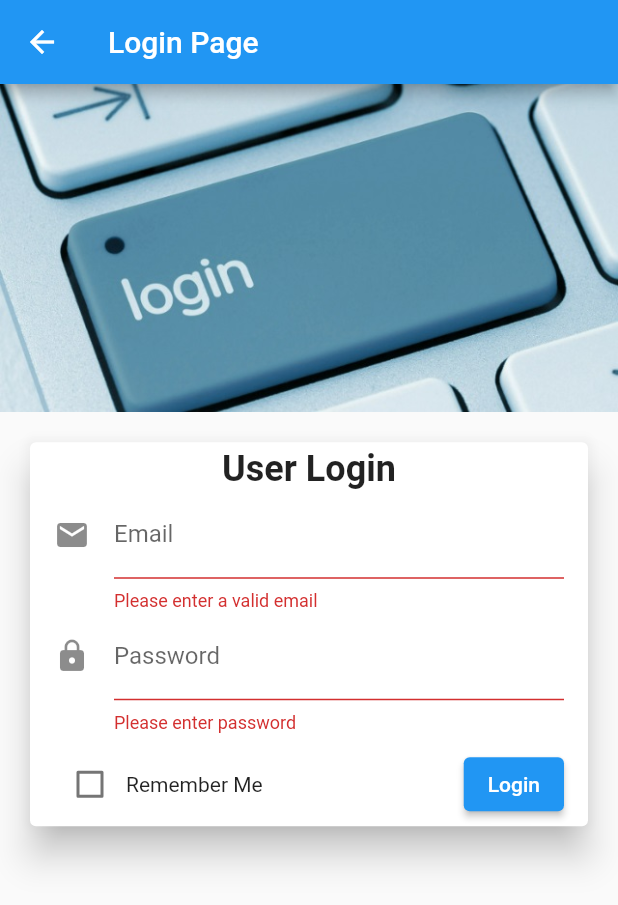
After one commit to ahmadhanis/FlutterA231, a Flutter app: the LoginPage screen opened directly, after a tap on "Login", on a phone screen of 412 x 824 dp. The commit adds this screen. Shown: the top 905 px of the screen. Run offline on Flutter 3.47's test engine with Material 2 defaults, Android fonts, the phone set to English and light mode, and no system bars; our stand-ins replace audioplayers, fluttertoast; missing offline and left inert: ndialog.

Commit message:
with server + database

```diff
--- a/bookbytes/lib/shared/myserverconfig.dart
+++ b/bookbytes/lib/shared/myserverconfig.dart
@@ -1,3 +1,3 @@
 class MyServerConfig {
-  static const String server = "http://10.19.32.32";
+  static const String server = "http://10.19.42.130";
 }
--- /dev/null
+++ b/bookbytes/lib/views/loginpage.dart
@@ -0,0 +1,132 @@
+import 'dart:convert';
+
+import 'package:bookbytes/shared/myserverconfig.dart';
+import 'package:flutter/material.dart';
+import 'package:http/http.dart' as http;
+
+class LoginPage extends StatefulWidget {
+  const LoginPage({super.key});
+
+  @override
+  State<LoginPage> createState() => _LoginPageState();
+}
+
+class _LoginPageState extends State<LoginPage> {
+  final TextEditingController _emailditingController = TextEditingController();
+  final TextEditingController _passEditingController = TextEditingController();
+  final _formKey = GlobalKey<FormState>();
+  bool _isChecked = false;
+
+  @override
+  Widget build(BuildContext context) {
+    return Scaffold(
+        appBar: AppBar(
+          title: const Text("Login Page"),
+        ),
+        body: SingleChildScrollView(
+          child: Center(
+            child: Column(children: [
+              Image.asset("assets/images/login.jpg"),
+              Container(
+                padding: const EdgeInsets.all(16),
+                child: Form(
+                  key: _formKey,
+                  child: Card(
+                    elevation: 10,
+                    child: Padding(
+                      padding: const EdgeInsets.fromLTRB(16, 4, 16, 4),
+                      child: Column(children: [
+                        const Text(
+                          "User Login",
+                          style: TextStyle(
+                              fontSize: 24, fontWeight: FontWeight.bold),
+                        ),
+                        TextFormField(
+                          controller: _emailditingController,
+                          keyboardType: TextInputType.emailAddress,
+                          decoration: const InputDecoration(
+                            labelText: 'Email',
+                            icon: Icon(Icons.email),
+                          ),
+                          validator: (val) => val!.isEmpty ||
+                                  !val.contains("@") ||
+                                  !val.contains(".")
+                              ? "Please enter a valid email"
+                              : null,
+                        ),
+                        TextFormField(
+                          controller: _passEditingController,
+                          keyboardType: TextInputType.text,
+                          obscureText: true,
+                          decoration: const InputDecoration(
+                            labelText: 'Password',
+                            icon: Icon(Icons.lock),
+                          ),
+                          validator: (val) => val!.isEmpty || (val.length < 3)
+                              ? "Please enter password"
+                              : null,
+                        ),
+                        const SizedBox(
+                          height: 10,
+                        ),
+                        Row(
+                          mainAxisAlignment: MainAxisAlignment.spaceBetween,
+                          children: [
+                            Container(
+                              child: Row(children: [
+                                Checkbox(
+                                  value: _isChecked,
+                                  onChanged: (bool? value) {
+                                    setState(() {
+                                      _isChecked = value!;
+                                    });
+                                  },
+                                ),
+                                const Text("Remember Me"),
+                              ]),
+                            ),
+                            ElevatedButton(
+                                onPressed: () {
+                                  _loginUser();
+                                },
+                                child: const Text("Login"))
+                          ],
+                        )
+                      ]),
+                    ),
+                  ),
+                ),
+              ),
+            ]),
+          ),
+        ));
+  }
+
+  void _loginUser() {
+    if (!_formKey.currentState!.validate()) {
+      return;
+    }
+    String _email = _emailditingController.text;
+    String _pass = _passEditingController.text;
+
+    http.post(
+        Uri.parse("${MyServerConfig.server}/bookbytes/php/login_user.php"),
+        body: {"email": _email, "password": _pass}).then((response) {
+      print(response.body);
+      if (response.statusCode == 200) {
+        var data = jsonDecode(response.body);
+        if (data['status'] == "success") {
+          ScaffoldMessenger.of(context).showSnackBar(const SnackBar(
+            content: Text("Login Success"),
+            backgroundColor: Colors.green,
+          ));
+        } else {
+          ScaffoldMessenger.of(context).showSnackBar(const SnackBar(
+            content: Text("Login Failed"),
+            backgroundColor: Colors.red,
+          ));
+        }
+      }
+    });
+  }
+}
```
Also changed, not shown: bookbytes/lib/views/registrationpage.dart (+32 -2 lines), bookbytes/assets/images/login.jpg (added), 4 other files.
